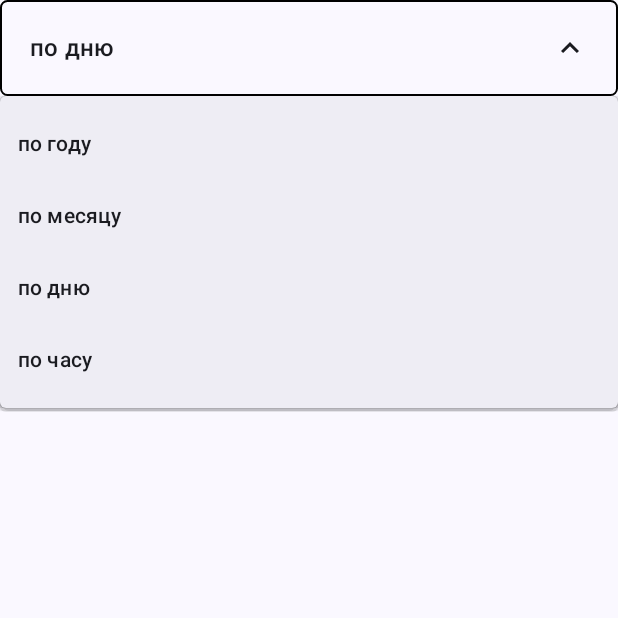
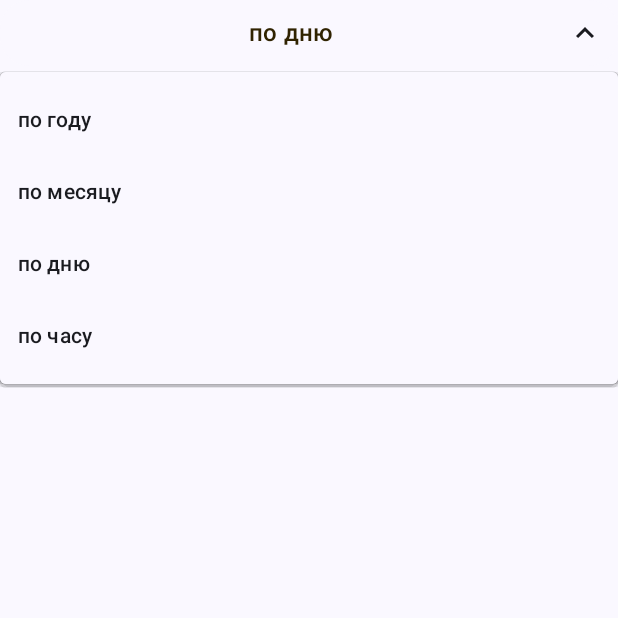
Before and after one commit to dariamorel/HotbedAgroControlApp, an Android app built with Jetpack Compose: the composable SwitchAnaliseType shown on its own in the app's theme, after a tap on "по дню", on a phone screen of 412 x 824 dp, the top half of it. Run offline under Robolectric (Android 15) with nearby library versions, the phone set to English and light mode, and no system bars; 5 statements that could not run were skipped.

Commit message:
Улучшен дизайн экрана с графиками

```diff
--- a/app/src/main/java/com/example/hotbedagrocontrolapp/presentation/ui/components/statistics/SwitchAnaliseType.kt
+++ b/app/src/main/java/com/example/hotbedagrocontrolapp/presentation/ui/components/statistics/SwitchAnaliseType.kt
@@ -1,9 +1,12 @@
 package com.example.hotbedagrocontrolapp.presentation.ui.components.statistics
 
+import androidx.compose.foundation.background
 import androidx.compose.foundation.border
 import androidx.compose.foundation.clickable
 import androidx.compose.foundation.layout.Box
 import androidx.compose.foundation.layout.Row
+import androidx.compose.foundation.layout.fillMaxHeight
+import androidx.compose.foundation.layout.fillMaxSize
 import androidx.compose.foundation.layout.fillMaxWidth
 import androidx.compose.foundation.layout.padding
 import androidx.compose.foundation.layout.width
@@ -22,13 +25,16 @@ import androidx.compose.runtime.mutableStateOf
 import androidx.compose.runtime.remember
 import androidx.compose.runtime.setValue
 import androidx.compose.ui.Modifier
+import androidx.compose.ui.draw.clip
 import androidx.compose.ui.geometry.Size
 import androidx.compose.ui.graphics.Color
 import androidx.compose.ui.layout.onGloballyPositioned
 import androidx.compose.ui.platform.LocalDensity
+import androidx.compose.ui.text.style.TextAlign
 import androidx.compose.ui.unit.dp
 import androidx.compose.ui.unit.toSize
 import com.example.hotbedagrocontrolapp.domain.entities.statistics.AnaliseType
+import com.example.hotbedagrocontrolapp.ui.theme.DarkBrown
 
 @Composable
 fun SwitchAnaliseType(
@@ -44,19 +50,22 @@ fun SwitchAnaliseType(
     else
         Icons.Filled.KeyboardArrowDown
 
-    Box {
+    Box(modifier) {
         Row(
             Modifier.fillMaxWidth()
                 .clickable { expanded = !expanded }
                 .onGloballyPositioned { coordinates ->
                     textFieldSize = coordinates.size.toSize()
                 }
-                .border(width=1.dp, color=Color.Black, shape = RoundedCornerShape(5.dp))
-                .padding(20.dp)
+                .clip(RoundedCornerShape(20.dp))
+                .background(MaterialTheme.colorScheme.surface)
+                .padding(10.dp)
         ) {
             Text(
                 text = selectedText,
+                color = DarkBrown,
                 style = MaterialTheme.typography.titleMedium,
+                textAlign = TextAlign.Center,
                 modifier = Modifier.weight(1f)
             )
             Icon(icon,"KeyboardArrow")
@@ -67,6 +76,7 @@ fun SwitchAnaliseType(
             onDismissRequest = { expanded = false },
             modifier = Modifier
                 .width(with(LocalDensity.current){textFieldSize.width.toDp()})
+                .background(MaterialTheme.colorScheme.surface)
         ) {
             AnaliseType.entries.forEach {
                 DropdownMenuItem(
--- a/app/src/main/java/com/example/hotbedagrocontrolapp/presentation/ui/components/statistics/SwitchDateTime.kt
+++ b/app/src/main/java/com/example/hotbedagrocontrolapp/presentation/ui/components/statistics/SwitchDateTime.kt
@@ -14,6 +14,7 @@ import androidx.compose.runtime.Composable
 import androidx.compose.ui.Modifier
 import com.example.hotbedagrocontrolapp.domain.entities.statistics.AnaliseType
 import com.example.hotbedagrocontrolapp.domain.entities.statistics.DateTime
+import com.example.hotbedagrocontrolapp.ui.theme.DarkBrown
 import java.time.LocalDateTime
 
 @RequiresApi(Build.VERSION_CODES.O)
@@ -23,7 +24,7 @@ fun SwitchDateTime(
     modifier: Modifier = Modifier,
     onSelectedChange: (DateTime) -> Unit = {}
 ) {
-    Row {
+    Row(modifier) {
         Icon(
             imageVector = Icons.AutoMirrored.Filled.KeyboardArrowLeft,
             modifier = Modifier.clickable { onSelectedChange(dateTime.minus(1)) },
@@ -31,6 +32,7 @@ fun SwitchDateTime(
         )
         Text(
             text = dateTime.fullString,
+            color = DarkBrown,
             style = MaterialTheme.typography.titleMedium
         )
         Icon(
--- a/app/src/main/java/com/example/hotbedagrocontrolapp/ui/theme/Color.kt
+++ b/app/src/main/java/com/example/hotbedagrocontrolapp/ui/theme/Color.kt
@@ -9,8 +9,9 @@ val LightYellow = Color(0xfffcffd9)
 val GreenYellow = Color(0xffaecf7a)
 val DarkBrown = Color(0xff302301)
 val LightBrown = Color(0xffbd9e6f)
-val DarkGreen = Color(0xff8acc21)
 val LightGreen = Color(0xffc4de9b)
+val DarkGreen = Color(0xff115207)
+val MediumGrey = Color(0xffa3a3a3)
 
 val Purple40 = Color(0xFF6650a4)
 val PurpleGrey40 = Color(0xFF625b71)
```
Also changed, not shown: app/src/main/java/com/example/hotbedagrocontrolapp/presentation/ui/StatisticsGraphScreen.kt (+17 -10 lines), app/src/main/java/com/example/hotbedagrocontrolapp/presentation/ui/components/statistics/LineGraph.kt (+25 -5 lines), app/src/main/java/com/example/hotbedagrocontrolapp/presentation/ui/components/statistics/SwitchSensor.kt (+13 -3 lines).
